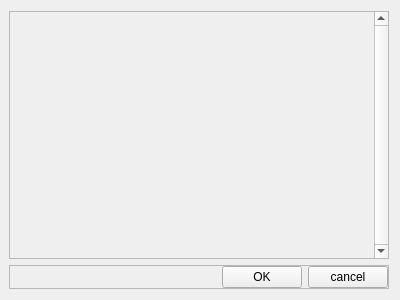
Before: the Qt Designer form core/ui/CheckBoxSelectionDialog.ui in KROIA/CmakeLibCreator, drawn with Qt 5.
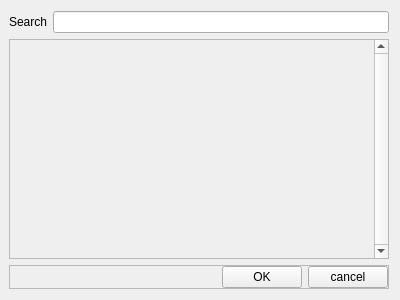
After: the same form once the commit is applied.

The edit to the form file:
```diff
--- a/core/ui/CheckBoxSelectionDialog.ui
+++ b/core/ui/CheckBoxSelectionDialog.ui
@@ -17,6 +17,46 @@
    <property name="leftMargin">
     <number>9</number>
    </property>
+   <item>
+    <widget class="QFrame" name="search_frame">
+     <property name="minimumSize">
+      <size>
+       <width>0</width>
+       <height>0</height>
+      </size>
+     </property>
+     <property name="frameShape">
+      <enum>QFrame::NoFrame</enum>
+     </property>
+     <property name="frameShadow">
+      <enum>QFrame::Raised</enum>
+     </property>
+     <layout class="QHBoxLayout" name="horizontalLayout_2">
+      <property name="leftMargin">
+       <number>0</number>
+      </property>
+      <property name="topMargin">
+       <number>0</number>
+      </property>
+      <property name="rightMargin">
+       <number>0</number>
+      </property>
+      <property name="bottomMargin">
+       <number>0</number>
+      </property>
+      <item>
+       <widget class="QLabel" name="search_label">
+        <property name="text">
+         <string>Search</string>
+        </property>
+       </widget>
+      </item>
+      <item>
+       <widget class="QLineEdit" name="search_lineEdit"/>
+      </item>
+     </layout>
+    </widget>
+   </item>
    <item>
     <widget class="QScrollArea" name="scrollArea">
      <property name="frameShape">
@@ -40,7 +80,7 @@
         <x>0</x>
         <y>0</y>
         <width>366</width>
-        <height>249</height>
+        <height>224</height>
        </rect>
       </property>
       <layout class="QVBoxLayout" name="verticalLayout"/>
```
